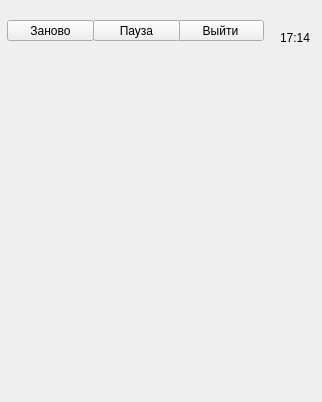
Old version of the form gameplaywidget.ui in the repository covobo/game.
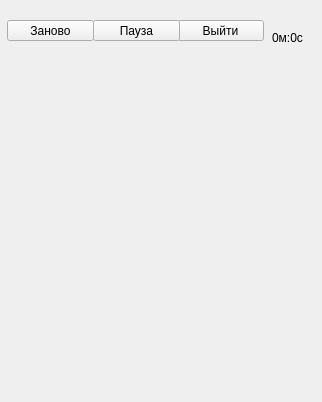
New version of the form.

What changed in the file:
```diff
--- a/gameplaywidget.ui
+++ b/gameplaywidget.ui
@@ -73,14 +73,14 @@
    <widget class="QLabel" name="timerGame">
     <property name="geometry">
      <rect>
-      <x>280</x>
+      <x>272</x>
       <y>30</y>
-      <width>31</width>
+      <width>43</width>
       <height>16</height>
      </rect>
     </property>
     <property name="text">
-     <string>17:14</string>
+     <string>0м:0с</string>
     </property>
    </widget>
    <widget class="QWidget" name="gridWidget" native="true">
```
